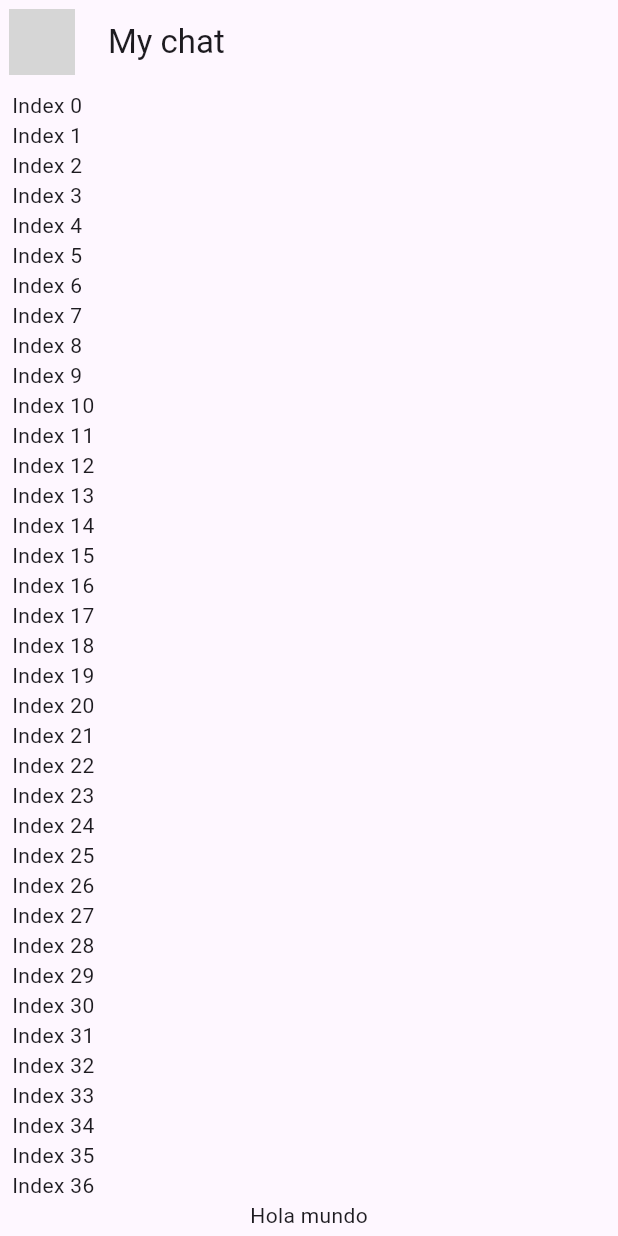
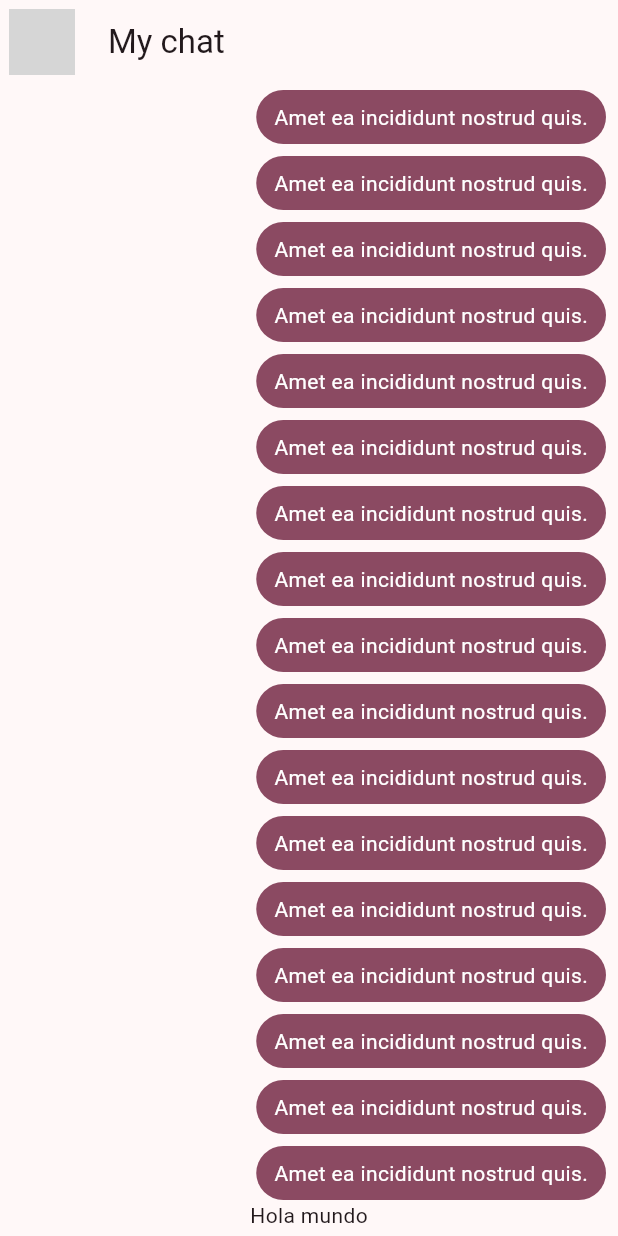
Before and after one commit to luis-sagx/learn-flutter, a Flutter app: the screen it shows after launch, on a phone screen of 412 x 824 dp. Run offline on Flutter 3.47's test engine with Material 3 defaults, Android fonts, the phone set to English and light mode, and no system bars; network calls fail; grey boxes are pictures that could not be loaded.

Commit message:
my messages

```diff
--- a/mi_app/lib/main.dart
+++ b/mi_app/lib/main.dart
@@ -1,5 +1,5 @@
 import 'package:flutter/material.dart';
-import 'package:mi_app/presentation/screens/counter/counter_function_screen.dart';
+import 'package:mi_app/presentation/screens/counter_function_screen.dart';
 
 void main() {
   runApp(const MyApp());
--- a/yes_no_app/lib/config/theme/app_theme.dart
+++ b/yes_no_app/lib/config/theme/app_theme.dart
@@ -1,6 +1,6 @@
 import 'package:flutter/material.dart';
 
-const Color _customColor = Color.fromARGB(255, 133, 4, 67);
+const Color _customColor = Color.fromARGB(255, 252, 42, 147);
 
 const List<Color> _colorOptions = [
   _customColor,
--- a/yes_no_app/lib/main.dart
+++ b/yes_no_app/lib/main.dart
@@ -1,6 +1,6 @@
 import 'package:flutter/material.dart';
 import 'package:yes_no_app/config/theme/app_theme.dart';
-import 'package:yes_no_app/presentation/chat/chat_screen.dart';
+import 'package:yes_no_app/presentation/screens/chat/chat_screen.dart';
 
 void main() => runApp(const MyApp());
 
@@ -12,7 +12,7 @@ class MyApp extends StatelessWidget {
     return MaterialApp(
       title: 'Material App',
       debugShowCheckedModeBanner: false,
-      theme: AppTheme(selectedColor: 1).theme(),
+      theme: AppTheme(selectedColor: 0).theme(),
       home: const ChatScreen(),
     );
   }
--- a/yes_no_app/lib/presentation/chat/chat_screen.dart
+++ b/yes_no_app/lib/presentation/screens/chat/chat_screen.dart
@@ -1,4 +1,5 @@
 import 'package:flutter/material.dart';
+import 'package:yes_no_app/presentation/widgets/chat/my_message_bubble.dart';
 
 class ChatScreen extends StatelessWidget {
   const ChatScreen({super.key});
@@ -10,7 +11,7 @@ class ChatScreen extends StatelessWidget {
         leading: const Padding(
           padding: EdgeInsets.all(6.0),
           child: CircleAvatar(
-            backgroundImage: NetworkImage('https://i.pravatar.cc/110'),
+            backgroundImage: NetworkImage('https://i.pravatar.cc/100'),
           ),
         ),
         title: const Text('My chat'),
@@ -33,7 +34,7 @@ class _ChatView extends StatelessWidget {
               child: ListView.builder(
                 itemCount: 100,
                 itemBuilder: (context, index) {
-                  return Text('Index $index');
+                  return const MyMessageBubble();
                 },
               ),
             ),
--- /dev/null
+++ b/yes_no_app/lib/presentation/widgets/chat/my_message_bubble.dart
@@ -0,0 +1,30 @@
+import 'package:flutter/material.dart';
+
+class MyMessageBubble extends StatelessWidget {
+  const MyMessageBubble({super.key});
+
+  @override
+  Widget build(BuildContext context) {
+    final colors = Theme.of(context).colorScheme;
+
+    return Column(
+      crossAxisAlignment: CrossAxisAlignment.end,
+      children: [
+        Container(
+          decoration: BoxDecoration(
+            color: colors.primary,
+            borderRadius: BorderRadius.circular(20.0),
+          ),
+          child: const Padding(
+            padding: EdgeInsets.symmetric(vertical: 8.0, horizontal: 12.0),
+            child: Text(
+              'Amet ea incididunt nostrud quis.',
+              style: TextStyle(color: Colors.white),
+            ),
+          ),
+        ),
+        const SizedBox(height: 8.0),
+      ],
+    );
+  }
+}
```
